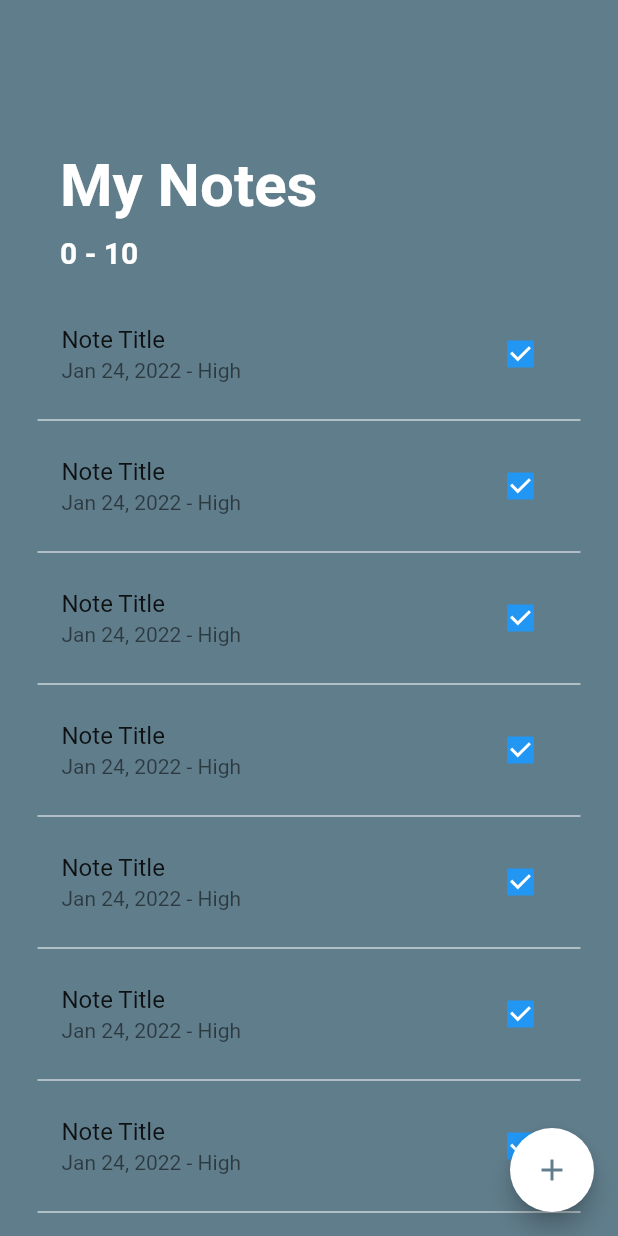
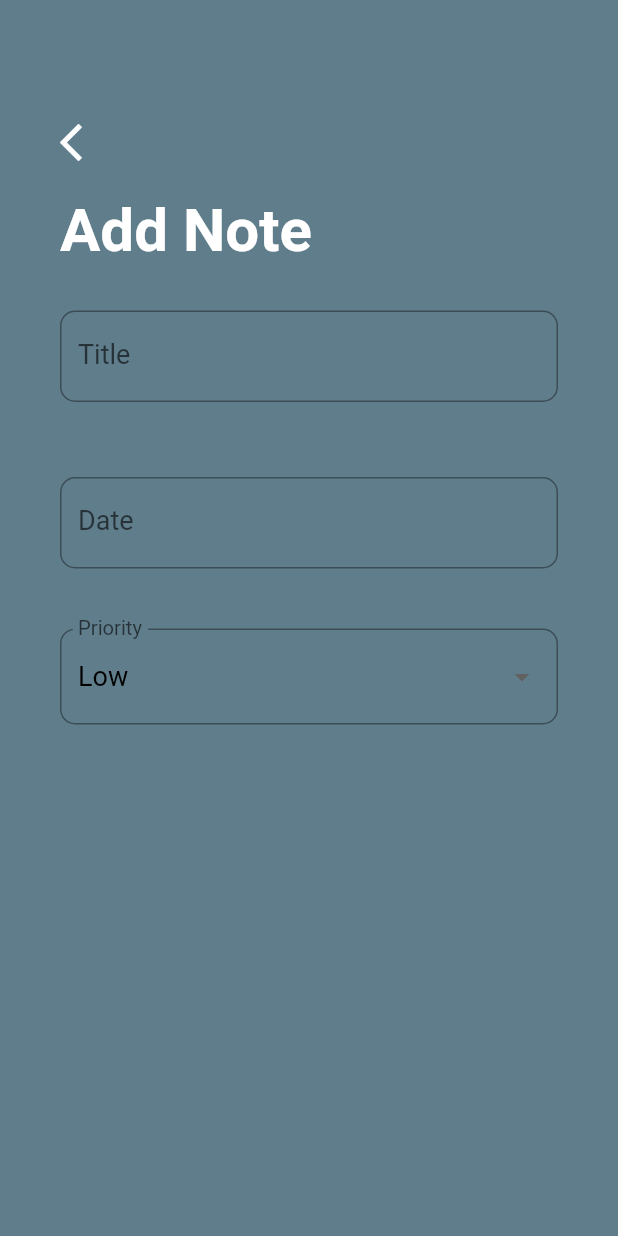
Before and after one commit to Abdugaffarkutbiddinov/todo-sqflite, a Flutter app: the screen it shows after launch, after a tap on the "add" icon, on a phone screen of 412 x 824 dp. Run offline on Flutter 3.47's test engine with Material 2 defaults, Android fonts, the phone set to English and light mode, and no system bars.

Commit message:
add note screen rendered

```diff
--- /dev/null
+++ b/lib/screens/add_note_screen.dart
@@ -0,0 +1,155 @@
+import 'package:flutter/material.dart';
+import 'package:todo_sqflite/screens/home_screen.dart';
+import 'package:intl/intl.dart';
+
+class AddNoteScreen extends StatefulWidget {
+  const AddNoteScreen({Key? key}) : super(key: key);
+
+  @override
+  _AddNoteScreenState createState() => _AddNoteScreenState();
+}
+
+class _AddNoteScreenState extends State<AddNoteScreen> {
+  final _formKey = GlobalKey<FormState>();
+
+  String _title = '';
+  String _priority = 'Low';
+  String btnText = 'Add Note';
+  String titleText = 'Add Note';
+
+  DateTime _date = DateTime.now();
+
+  TextEditingController _dateController = TextEditingController();
+  final DateFormat _dateFormatter = DateFormat('MMM dd, yyyy');
+  final List<String> _priorities = ['Low', 'Medium', 'High'];
+
+  _handleDatePicker() async {
+    final DateTime? date = await showDatePicker(
+        context: context,
+        initialDate: _date,
+        firstDate: DateTime(2000),
+        lastDate: DateTime(2100),);
+    if (date != null && date != _date) {
+      setState(() {
+        _date = date;
+      });
+      _dateController.text = _dateFormatter.format(date);
+    }
+  }
+
+  @override
+  Widget build(BuildContext context) {
+    return Scaffold(
+      backgroundColor: Colors.blueGrey,
+      body: GestureDetector(
+        onTap: () {},
+        child: SingleChildScrollView(
+          child: Container(
+            padding: EdgeInsets.symmetric(horizontal: 40.0, vertical: 80.0),
+            child: Column(
+              crossAxisAlignment: CrossAxisAlignment.start,
+              children: [
+                GestureDetector(
+                  onTap: () => Navigator.pushReplacement(
+                    context,
+                    MaterialPageRoute(
+                      builder: (_) => HomeScreen(),
+                    ),
+                  ),
+                  child: Icon(
+                    Icons.arrow_back_ios,
+                    size: 30.0,
+                    color: Colors.white,
+                  ),
+                ),
+                SizedBox(
+                  height: 20.0,
+                ),
+                Text(
+                  'Add Note',
+                  style: TextStyle(
+                      color: Colors.white,
+                      fontSize: 40.0,
+                      fontWeight: FontWeight.bold),
+                ),
+                SizedBox(
+                  height: 10.0,
+                ),
+                Form(
+                  key: _formKey,
+                  child: Column(
+                    children: [
+                      Padding(
+                        padding: EdgeInsets.symmetric(vertical: 20.0),
+                        child: TextFormField(
+                          style: TextStyle(
+                            fontSize: 18.0,
+                          ),
+                          decoration: InputDecoration(
+                              labelText: "Title",
+                              labelStyle: TextStyle(fontSize: 18.0),
+                              border: OutlineInputBorder(
+                                borderRadius: BorderRadius.circular(10.0),
+                              )),
+                        ),
+                      ),
+                      SizedBox(
+                        height: 10.0,
+                      ),
+                      Padding(
+                        padding: EdgeInsets.symmetric(vertical: 20.0),
+                        child: TextFormField(
+                          readOnly: true,
+                          controller: _dateController,
+                          style: TextStyle(
+                            fontSize: 18.0,
+                          ),
+                          onTap: _handleDatePicker,
+                          decoration: InputDecoration(
+                              labelText: "Date",
+                              labelStyle: TextStyle(fontSize: 18.0),
+                              border: OutlineInputBorder(
+                                borderRadius: BorderRadius.circular(10.0),
+                              )),
+                        ),
+                      ),
+                      Padding(
+                        padding: EdgeInsets.symmetric(vertical: 20.0),
+                        child: DropdownButtonFormField(
+                          items: _priorities
+                              .map(
+                                (String priority) => DropdownMenuItem(
+                                  value: priority,
+                                  child: Text(
+                                    priority,
+                                    style: TextStyle(
+                                        color: Colors.black, fontSize: 18.0),
+                                  ),
+                                ),
+                              )
+                              .toList(),
+                          style: TextStyle(fontSize: 18.0),
+                          decoration: InputDecoration(
+                            labelText: 'Priority',
+                            labelStyle: TextStyle(fontSize: 18.0),
+                            border: OutlineInputBorder(borderRadius: BorderRadius.circular(10.0),),
+                          ),
+                          onChanged: (value) {
+                            setState(() {
+                              _priority = value.toString();
+                            });
+                          },
+                          value: _priority,
+                        ),
+                      )
+                    ],
+                  ),
+                )
+              ],
+            ),
+          ),
+        ),
+      ),
+    );
+  }
+}
--- a/lib/screens/home_screen.dart
+++ b/lib/screens/home_screen.dart
@@ -1,4 +1,7 @@
+import 'package:flutter/cupertino.dart';
 import 'package:flutter/material.dart';
+
+import 'add_note_screen.dart';
 
 class HomeScreen extends StatefulWidget {
   const HomeScreen({Key? key}) : super(key: key);
@@ -20,7 +23,9 @@ class _HomeScreenState extends State<HomeScreen> {
               onChanged: (value) {
                 print(value);
               },
-              activeColor: Theme.of(context).primaryColor,
+              activeColor: Theme
+                  .of(context)
+                  .primaryColor,
               value: true,
             ),
           ),
@@ -38,7 +43,12 @@ class _HomeScreenState extends State<HomeScreen> {
       backgroundColor: Colors.blueGrey,
       floatingActionButton: FloatingActionButton(
         backgroundColor: Colors.white,
-        onPressed: () {},
+        onPressed: () {
+          Navigator.push(context, CupertinoPageRoute(builder: (_)
+          =>
+              AddNoteScreen()
+          ));
+        },
         child: Icon(
           Icons.add,
           color: Colors.blueGrey,
```
